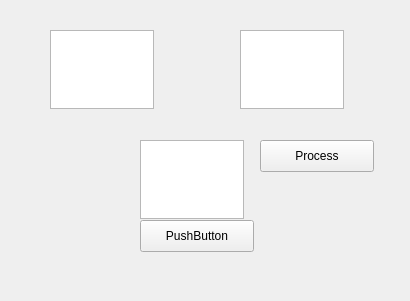
timseed/PYQT5-Signal-Slot-Test, file calcui.ui: the form before one commit.
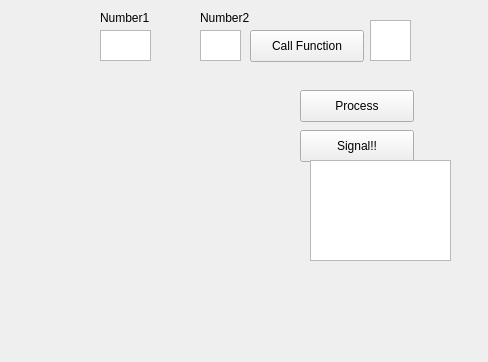
The form after the commit.

Commit message: Signals and slots working

The edit to the form file:
```diff
--- a/calcui.ui
+++ b/calcui.ui
@@ -6,8 +6,8 @@
    <rect>
     <x>0</x>
     <y>0</y>
-    <width>410</width>
-    <height>301</height>
+    <width>488</width>
+    <height>362</height>
    </rect>
   </property>
   <property name="windowTitle">
@@ -16,43 +16,43 @@
   <widget class="QTextEdit" name="N1">
    <property name="geometry">
     <rect>
-     <x>50</x>
+     <x>100</x>
      <y>30</y>
-     <width>104</width>
-     <height>79</height>
+     <width>51</width>
+     <height>31</height>
     </rect>
    </property>
   </widget>
   <widget class="QTextEdit" name="N2">
    <property name="geometry">
     <rect>
-     <x>240</x>
+     <x>200</x>
      <y>30</y>
-     <width>104</width>
-     <height>79</height>
+     <width>41</width>
+     <height>31</height>
     </rect>
    </property>
   </widget>
   <widget class="QPushButton" name="btnCalc">
    <property name="geometry">
     <rect>
-     <x>140</x>
-     <y>220</y>
+     <x>250</x>
+     <y>30</y>
      <width>114</width>
      <height>32</height>
     </rect>
    </property>
    <property name="text">
-    <string>PushButton</string>
+    <string>Call Function</string>
    </property>
   </widget>
   <widget class="QTextEdit" name="RESULT">
    <property name="geometry">
     <rect>
-     <x>140</x>
-     <y>140</y>
-     <width>104</width>
-     <height>79</height>
+     <x>370</x>
+     <y>20</y>
+     <width>41</width>
+     <height>41</height>
     </rect>
    </property>
    <property name="readOnly">
@@ -62,8 +62,8 @@
   <widget class="QPushButton" name="btnProcess">
    <property name="geometry">
     <rect>
-     <x>260</x>
-     <y>140</y>
+     <x>300</x>
+     <y>90</y>
      <width>114</width>
      <height>32</height>
     </rect>
@@ -72,6 +72,55 @@
     <string>Process</string>
    </property>
   </widget>
+  <widget class="QPushButton" name="btnSignal">
+   <property name="geometry">
+    <rect>
+     <x>300</x>
+     <y>130</y>
+     <width>114</width>
+     <height>32</height>
+    </rect>
+   </property>
+   <property name="text">
+    <string>Signal!!</string>
+   </property>
+  </widget>
+  <widget class="QLabel" name="label">
+   <property name="geometry">
+    <rect>
+     <x>100</x>
+     <y>10</y>
+     <width>62</width>
+     <height>16</height>
+    </rect>
+   </property>
+   <property name="text">
+    <string>Number1</string>
+   </property>
+  </widget>
+  <widget class="QLabel" name="label_2">
+   <property name="geometry">
+    <rect>
+     <x>200</x>
+     <y>10</y>
+     <width>62</width>
+     <height>16</height>
+    </rect>
+   </property>
+   <property name="text">
+    <string>Number2</string>
+   </property>
+  </widget>
+  <widget class="QListWidget" name="lvSignal">
+   <property name="geometry">
+    <rect>
+     <x>310</x>
+     <y>160</y>
+     <width>141</width>
+     <height>101</height>
+    </rect>
+   </property>
+  </widget>
  </widget>
  <resources/>
  <connections/>
```
The commit also changes 3 other files.
